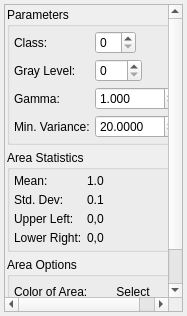
The window that Code/EmMpmGui/UI_Files/UserInitAreaWidget.ui (BlueQuartzSoftware/EMMPMWorkbench) describes before a commit, drawn with Qt 5.
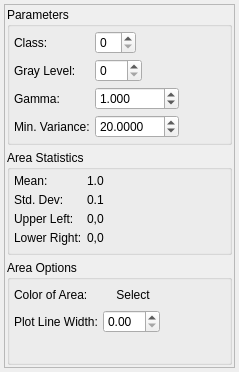
The same window after the commit.

Commit message: Fixing layout issues and code formatting

Diff of the .ui file:
```diff
--- a/Code/EmMpmGui/UI_Files/UserInitAreaWidget.ui
+++ b/Code/EmMpmGui/UI_Files/UserInitAreaWidget.ui
@@ -6,8 +6,8 @@
    <rect>
     <x>0</x>
     <y>0</y>
-    <width>187</width>
-    <height>316</height>
+    <width>239</width>
+    <height>372</height>
    </rect>
   </property>
   <property name="windowTitle">
@@ -17,9 +17,6 @@
    <property name="margin">
     <number>4</number>
    </property>
-   <property name="spacing">
-    <number>6</number>
-   </property>
    <item row="0" column="0">
     <widget class="QScrollArea" name="scrollArea">
      <property name="widgetResizable">
@@ -30,8 +27,8 @@
        <rect>
         <x>0</x>
         <y>0</y>
-        <width>177</width>
-        <height>306</height>
+        <width>229</width>
+        <height>362</height>
        </rect>
       </property>
       <layout class="QVBoxLayout" name="verticalLayout_2">
```
The commit also changes 1 other file.
